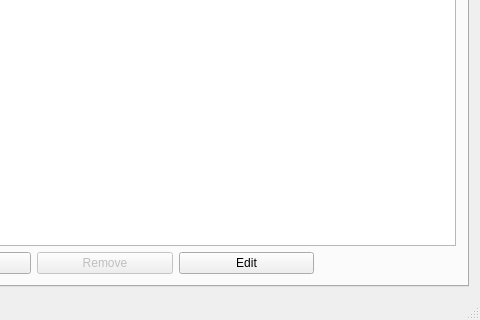
ManiSigt/Verklegt-nams, file mainwindow.ui: the form before one commit; both pictures show x 129 to 609 and y 173 to 493 of the 609 by 493 pixel window.
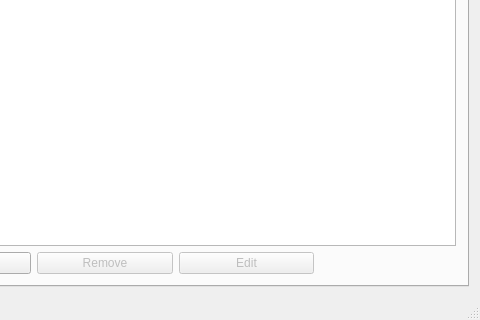
The form after the commit. The open tabs and pages were chosen to show the change.

Diff of the .ui file:
```diff
--- a/mainwindow.ui
+++ b/mainwindow.ui
@@ -169,6 +169,9 @@
         </item>
         <item row="2" column="2">
          <widget class="QPushButton" name="button_computer_edit">
+          <property name="enabled">
+           <bool>false</bool>
+          </property>
           <property name="text">
            <string>Edit</string>
           </property>
```
Left out of the diff: 5 changed lines with no effect on the pictures.
